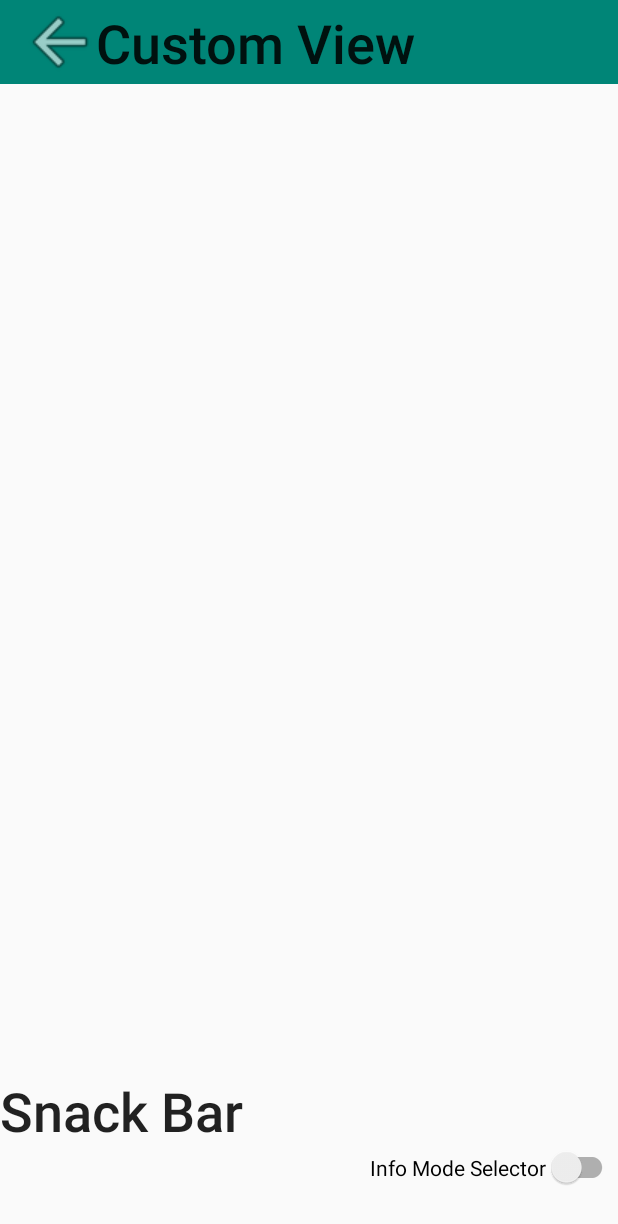
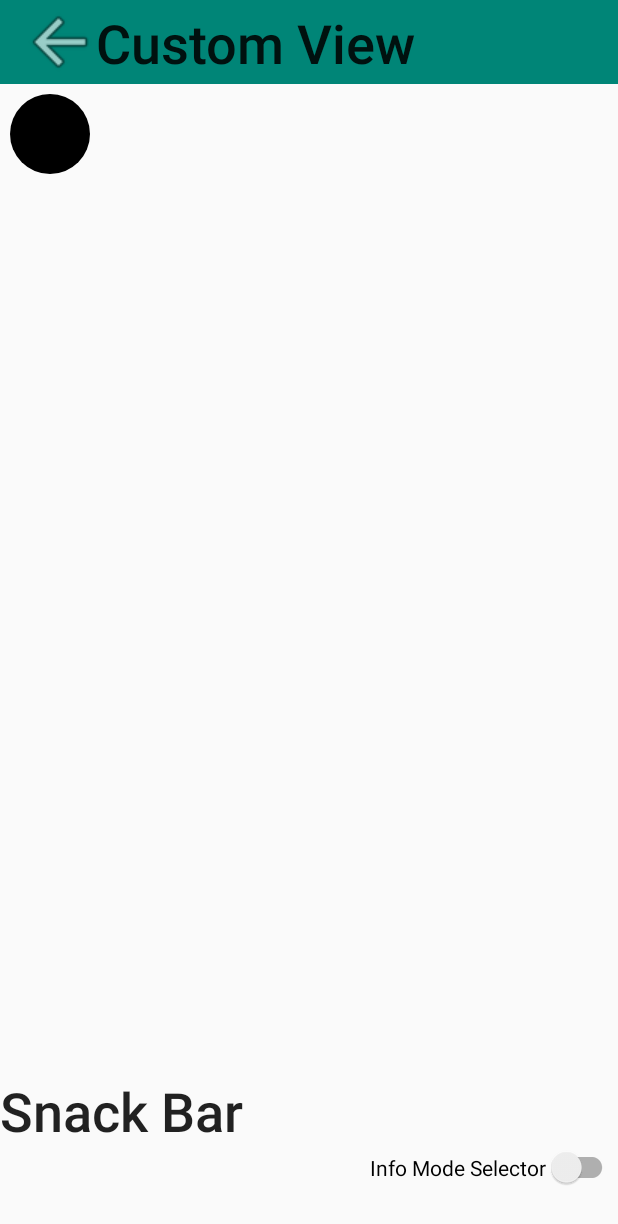
Before and after one commit to Pavel-IT-Courses/HomeTask1, an Android app: the CustomizedViewActivity screen opened directly, with no data from a screen before it, on a phone screen of 412 x 824 dp. Shown: the top 1224 px of the screen. Run offline under Robolectric (Android 15) with nearby library versions, the phone set to English and light mode, and no system bars.

Commit message:
imtermediate save

```diff
--- a/homework2/src/main/java/com/gmail/pavkascool/homework2/view/CustomView.java
+++ b/homework2/src/main/java/com/gmail/pavkascool/homework2/view/CustomView.java
@@ -2,6 +2,7 @@ package com.gmail.pavkascool.homework2.view;
 
 import android.content.Context;
 import android.graphics.Canvas;
+import android.graphics.Paint;
 import android.util.AttributeSet;
 import android.view.View;
 import androidx.annotation.Nullable;
@@ -14,5 +15,6 @@ public class CustomView extends View {
     @Override
     protected void onDraw(Canvas canvas) {
         super.onDraw(canvas);
+        canvas.drawCircle(50, 50, 40, new Paint());
     }
 }
--- a/homework2/src/main/java/com/gmail/pavkascool/homework2/view/CustomizedViewActivity.java
+++ b/homework2/src/main/java/com/gmail/pavkascool/homework2/view/CustomizedViewActivity.java
@@ -19,6 +19,7 @@ public class CustomizedViewActivity extends AppCompatActivity implements View.On
     private TextView toolText, mode;
     private ImageButton backButton;
     private SwitchCompat switchButton;
+    private CustomView customView;
 
     @Override
     protected void onCreate(Bundle savedInstanceState) {
@@ -34,6 +35,8 @@ public class CustomizedViewActivity extends AppCompatActivity implements View.On
         backButton.setOnClickListener(this);
         switchButton = findViewById(R.id.switch_button);
         switchButton.setOnCheckedChangeListener(this);
+
+        customView = findViewById(R.id.my_view);
     }
 
     @Override
--- a/homework2/src/main/res/layout/activity_customized_view.xml
+++ b/homework2/src/main/res/layout/activity_customized_view.xml
@@ -13,6 +13,10 @@
     <LinearLayout android:layout_width="match_parent" android:layout_height="0dp"
                   android:layout_weight="1">
 
+        <com.gmail.pavkascool.homework2.view.CustomView
+                android:id="@+id/my_view"
+                android:layout_width="wrap_content"
+                android:layout_height="wrap_content"/>
     </LinearLayout>
 
     <TextView android:layout_width="wrap_content" android:layout_height="wrap_content"
```
